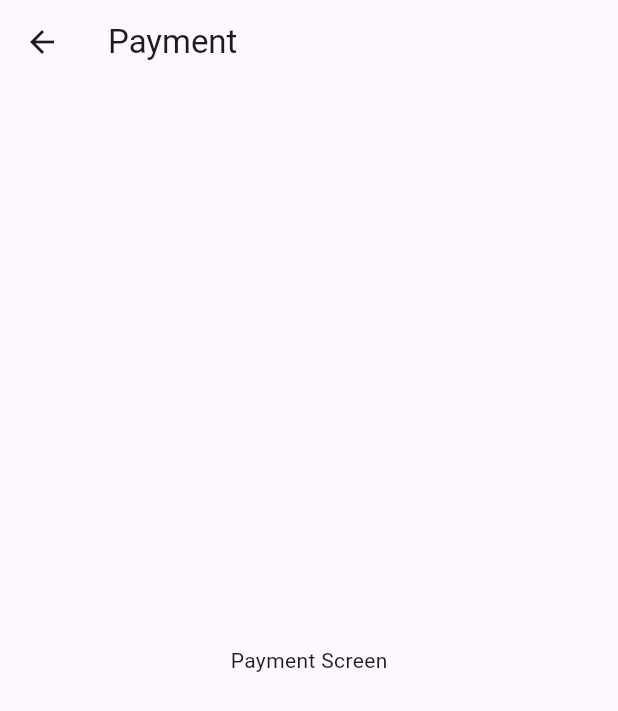
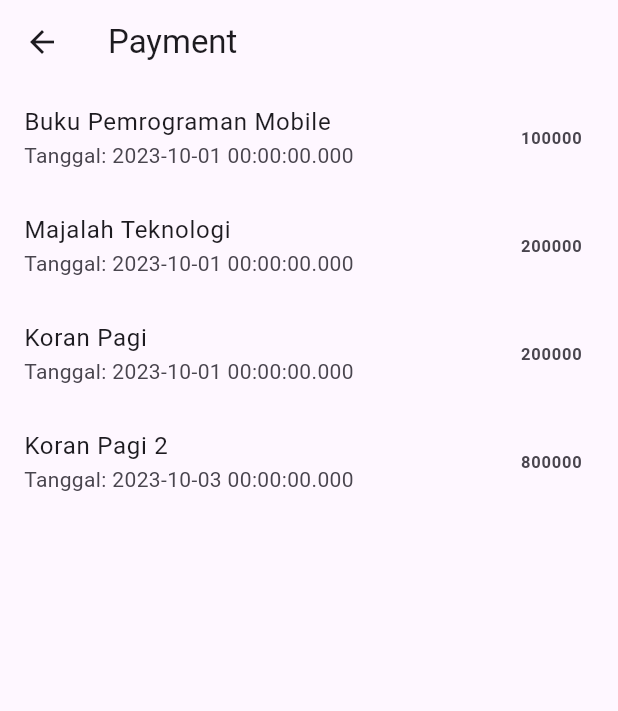
Before and after one commit to grim13/pemrograman_mobile, a Flutter app: the PaymentScreen screen opened by its route, on a phone screen of 412 x 824 dp. Shown: the top 711 px of the screen. Run offline on Flutter 3.47's test engine with Material 3 defaults, Android fonts, the phone set to English and light mode, and no system bars.

Commit message:
payment screen

```diff
--- a/lib/screens/payment_screen.dart
+++ b/lib/screens/payment_screen.dart
@@ -24,6 +24,12 @@ class PaymentScreen extends StatefulWidget {
       tanggal: DateTime.parse("2023-10-01"),
       jumlah: 200000,
     ),
+    PaymentModel(
+      id: 4,
+      nama: 'Koran Pagi 2',
+      tanggal: DateTime.parse("2023-10-03"),
+      jumlah: 800000,
+    ),
   ];
 
   @override
@@ -35,7 +41,26 @@ class _PaymentScreenState extends State<PaymentScreen> {
   Widget build(BuildContext context) {
     return Scaffold(
       appBar: AppBar(title: const Text('Payment')),
-      body: Center(child: Text('Payment Screen')),
+      body: Column(
+        children: [
+          Expanded(
+            child: ListView.builder(
+              itemCount: widget.paymentList.length,
+              itemBuilder: (context, index) {
+                final payment = widget.paymentList[index];
+                return ListTile(
+                  title: Text(payment.nama),
+                  subtitle: Text('Tanggal: ${payment.tanggal.toLocal()}'),
+                  trailing: Text(
+                    '${payment.jumlah}',
+                    style: const TextStyle(fontWeight: FontWeight.bold),
+                  ),
+                );
+              },
+            ),
+          ),
+        ],
+      ),
     );
   }
 }
```
